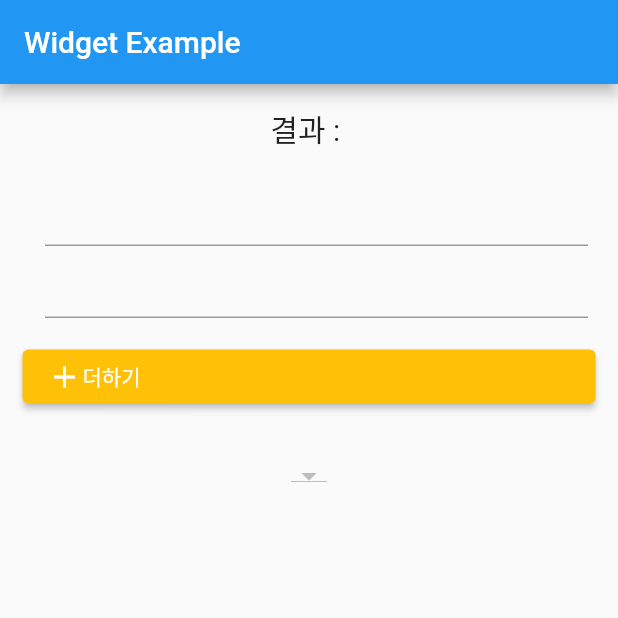
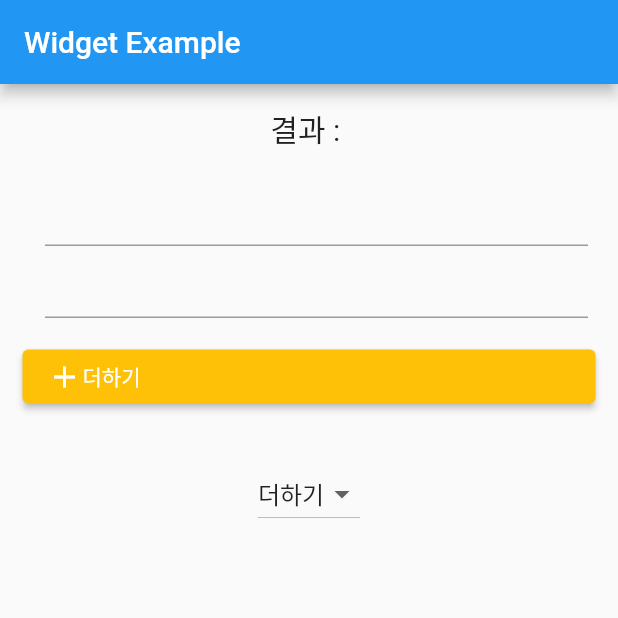
Before and after one commit to SeungEune/doitFlutterEdu, a Flutter app: the WidgetApp screen opened directly, after a tap on "더하기", on a phone screen of 412 x 824 dp, the top half of it. Run offline on Flutter 3.47's test engine with Material 2 defaults, Android fonts, the phone set to English and light mode, and no system bars.

Commit message:
Update 104p_widgetExample.dart

```diff
--- a/lib/Chapter4/104p_widgetExample.dart
+++ b/lib/Chapter4/104p_widgetExample.dart
@@ -67,14 +67,26 @@ class _WidgetExampleState extends State<WidgetApp> {
                   child: Row(
                     children: <Widget>[
                       Icon(Icons.add),
-                      Text('더하기')
+                      Text(_buttonText!)
                     ],
                   ),
                   style: ButtonStyle(backgroundColor: MaterialStateProperty.all(Colors.amber)),
 
                   onPressed: () {
                     setState(() {
-                        int result = int.parse(value1.value.text) + int.parse(value2.value.text);
+                      var valueInt = double.parse(value1.value.text);
+                      var value2Int = double.parse(value2.value.text);
+                      var result;
+
+                      if(_buttonText == '더하기'){
+                        result = valueInt + value2Int;
+                      } else if (_buttonText == '빼기') {
+                        result = valueInt - value2Int;
+                      } else if (_buttonText == '곱하기') {
+                        result = valueInt * value2Int;
+                      } else {
+                        result = valueInt / value2Int;
+                      }
                       sum = '$result';
                     });
                   },)
@@ -95,6 +107,7 @@ class _WidgetExampleState extends State<WidgetApp> {
         ),
       ),
     );
+  }
 
   @override
   void initState() {
@@ -106,4 +119,3 @@ class _WidgetExampleState extends State<WidgetApp> {
     _buttonText = _dropDownMenuItems[0].value;
   }
 }
-}
```
Lines whose indentation alone changed are shown as unchanged.
